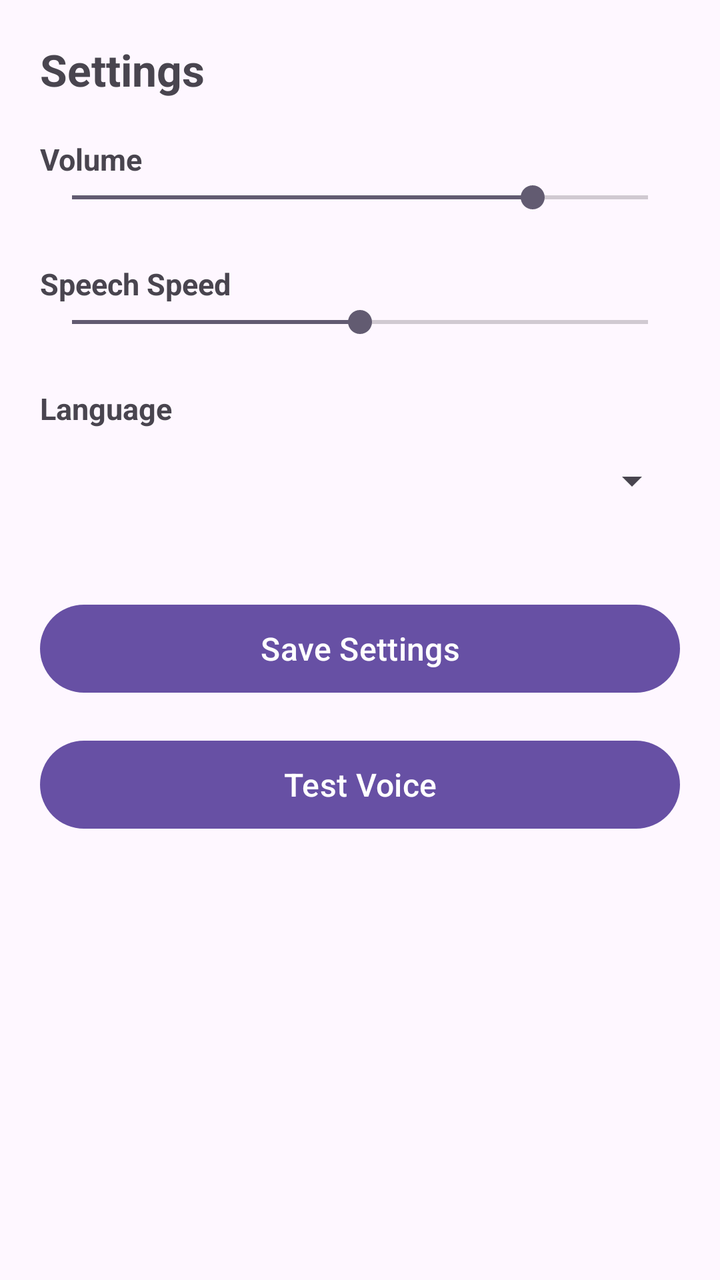
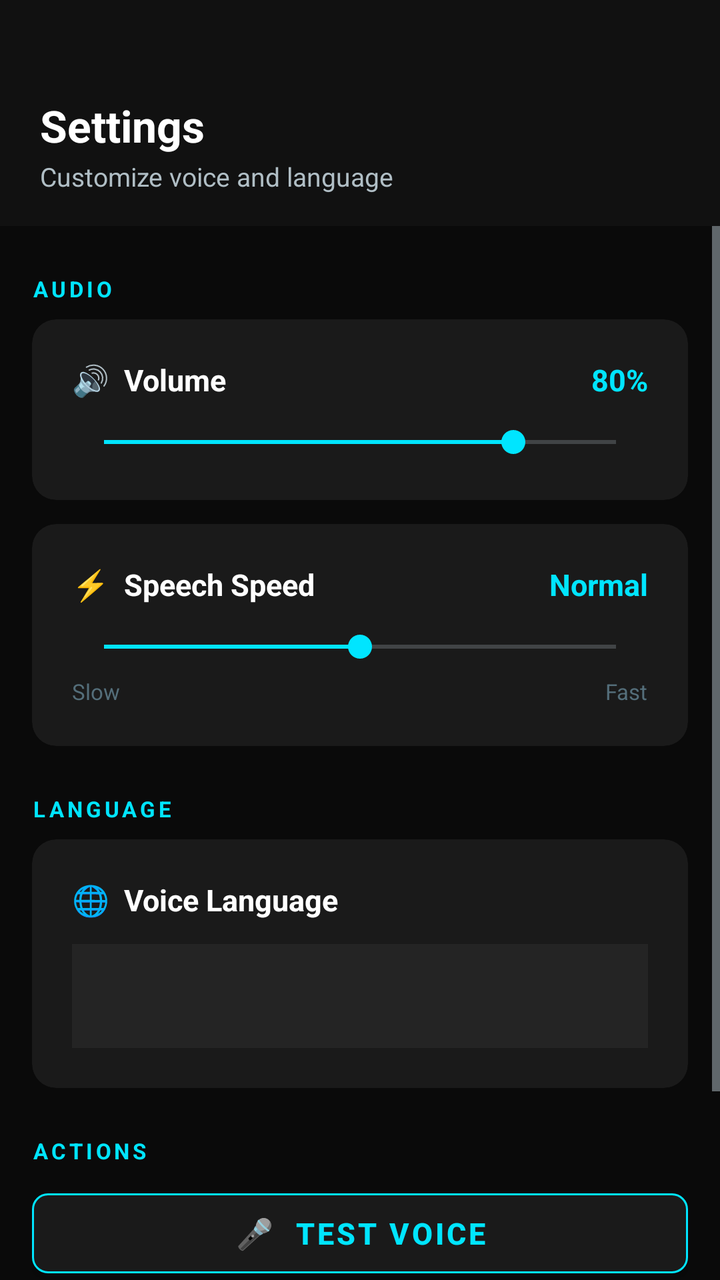

Compare the two renders of this Android layout. The source of the first and the diff that turns it into the second are given below.
<!-- AndroidManifest.xml: application theme Theme.SeeForYou -->
<!-- res/layout/fragment_settings.xml -->
<?xml version="1.0" encoding="utf-8"?>
<ScrollView
    xmlns:android="http://schemas.android.com/apk/res/android"
    android:layout_width="match_parent"
    android:layout_height="match_parent">

    <LinearLayout
        android:layout_width="match_parent"
        android:layout_height="wrap_content"
        android:orientation="vertical"
        android:padding="20dp">

        <TextView
            android:layout_width="wrap_content"
            android:layout_height="wrap_content"
            android:text="Settings"
            android:textSize="22sp"
            android:textStyle="bold"
            android:paddingBottom="20dp"/>

        <TextView
            android:layout_width="wrap_content"
            android:layout_height="wrap_content"
            android:text="Volume"
            android:textSize="15sp"
            android:textStyle="bold"/>

        <SeekBar
            android:id="@+id/sb_volume"
            android:layout_width="match_parent"
            android:layout_height="wrap_content"
            android:max="100"
            android:progress="80"
            android:layout_marginBottom="24dp"/>

        <TextView
            android:layout_width="wrap_content"
            android:layout_height="wrap_content"
            android:text="Speech Speed"
            android:textSize="15sp"
            android:textStyle="bold"/>

        <SeekBar
            android:id="@+id/sb_speed"
            android:layout_width="match_parent"
            android:layout_height="wrap_content"
            android:max="10"
            android:progress="5"
            android:layout_marginBottom="24dp"/>

        <TextView
            android:layout_width="wrap_content"
            android:layout_height="wrap_content"
            android:text="Language"
            android:textSize="15sp"
            android:textStyle="bold"/>

        <Spinner
            android:id="@+id/spinner_language"
            android:layout_width="match_parent"
            android:layout_height="52dp"
            android:layout_marginBottom="32dp"/>

        <Button
            android:id="@+id/btn_save_settings"
            android:layout_width="match_parent"
            android:layout_height="52dp"
            android:text="Save Settings"
            android:textSize="16sp"
            android:layout_marginBottom="16dp"/>

        <Button
            android:id="@+id/btn_test_voice"
            android:layout_width="match_parent"
            android:layout_height="52dp"
            android:text="Test Voice"
            android:textSize="16sp"/>

    </LinearLayout>

</ScrollView>
<!-- resources referenced by this layout -->
<resources>
  <style name="Theme.SeeForYou" parent="Base.Theme.SeeForYou" />
  <style name="Base.Theme.SeeForYou" parent="Theme.Material3.DayNight.NoActionBar">
          
          
      </style>
</resources>

<!-- the commit's change to res/layout/fragment_settings.xml (unified diff, before → after) -->
@@ -1,81 +1,281 @@
 <?xml version="1.0" encoding="utf-8"?>
-<ScrollView
+<LinearLayout
     xmlns:android="http://schemas.android.com/apk/res/android"
+    xmlns:app="http://schemas.android.com/apk/res-auto"
     android:layout_width="match_parent"
-    android:layout_height="match_parent">
-
+    android:layout_height="match_parent"
+    android:orientation="vertical"
+    android:background="@color/bg_primary">
+
+    
     <LinearLayout
         android:layout_width="match_parent"
         android:layout_height="wrap_content"
-        android:orientation="vertical"
-        android:padding="20dp">
+        android:background="@color/bg_nav"
+        android:paddingTop="48dp"
+        android:paddingBottom="16dp"
+        android:paddingHorizontal="20dp"
+        android:orientation="vertical">
 
         <TextView
             android:layout_width="wrap_content"
             android:layout_height="wrap_content"
             android:text="Settings"
+            android:textColor="@color/text_primary"
             android:textSize="22sp"
-            android:textStyle="bold"
-            android:paddingBottom="20dp"/>
+            android:textStyle="bold"/>
 
         <TextView
             android:layout_width="wrap_content"
             android:layout_height="wrap_content"
-            android:text="Volume"
-            android:textSize="15sp"
-            android:textStyle="bold"/>
-
-        <SeekBar
-            android:id="@+id/sb_volume"
+            android:text="Customize voice and language"
+            android:textColor="@color/text_secondary"
+            android:textSize="13sp"
+            android:layout_marginTop="2dp"/>
+
+    </LinearLayout>
+
+    <ScrollView
+        android:layout_width="match_parent"
+        android:layout_height="match_parent">
+
+        <LinearLayout
             android:layout_width="match_parent"
             android:layout_height="wrap_content"
-            android:max="100"
-            android:progress="80"
-            android:layout_marginBottom="24dp"/>
-
-        <TextView
-            android:layout_width="wrap_content"
-            android:layout_height="wrap_content"
-            android:text="Speech Speed"
-            android:textSize="15sp"
-            android:textStyle="bold"/>
-
-        <SeekBar
-            android:id="@+id/sb_speed"
-            android:layout_width="match_parent"
-            android:layout_height="wrap_content"
-            android:max="10"
-            android:progress="5"
-            android:layout_marginBottom="24dp"/>
-
-        <TextView
-            android:layout_width="wrap_content"
-            android:layout_height="wrap_content"
-            android:text="Language"
-            android:textSize="15sp"
-            android:textStyle="bold"/>
-
-        <Spinner
-            android:id="@+id/spinner_language"
-            android:layout_width="match_parent"
-            android:layout_height="52dp"
-            android:layout_marginBottom="32dp"/>
-
-        <Button
-            android:id="@+id/btn_save_settings"
-            android:layout_width="match_parent"
-            android:layout_height="52dp"
-            android:text="Save Settings"
-            android:textSize="16sp"
-            android:layout_marginBottom="16dp"/>
-
-        <Button
-            android:id="@+id/btn_test_voice"
-            android:layout_width="match_parent"
-            android:layout_height="52dp"
-            android:text="Test Voice"
-            android:textSize="16sp"/>
-
-    </LinearLayout>
-
-</ScrollView>
+            android:orientation="vertical"
+            android:padding="16dp">
+
+            
+            <TextView
+                android:layout_width="wrap_content"
+                android:layout_height="wrap_content"
+                android:text="AUDIO"
+                android:textColor="@color/primary"
+                android:textSize="11sp"
+                android:textStyle="bold"
+                android:letterSpacing="0.15"
+                android:layout_marginBottom="8dp"
+                android:layout_marginTop="8dp"/>
+
+            
+            <androidx.cardview.widget.CardView
+                android:layout_width="match_parent"
+                android:layout_height="wrap_content"
+                android:layout_marginBottom="12dp"
+                app:cardCornerRadius="12dp"
+                app:cardBackgroundColor="@color/bg_surface"
+                app:cardElevation="0dp">
+
+                <LinearLayout
+                    android:layout_width="match_parent"
+                    android:layout_height="wrap_content"
+                    android:orientation="vertical"
+                    android:padding="20dp">
+
+                    <LinearLayout
+                        android:layout_width="match_parent"
+                        android:layout_height="wrap_content"
+                        android:orientation="horizontal"
+                        android:layout_marginBottom="12dp">
+
+                        <TextView
+                            android:layout_width="0dp"
+                            android:layout_height="wrap_content"
+                            android:layout_weight="1"
+                            android:text="🔊  Volume"
+                            android:textColor="@color/text_primary"
+                            android:textSize="15sp"
+                            android:textStyle="bold"/>
+
+                        <TextView
+                            android:id="@+id/tv_volume_value"
+                            android:layout_width="wrap_content"
+                            android:layout_height="wrap_content"
+                            android:text="80%"
+                            android:textColor="@color/primary"
+                            android:textSize="15sp"
+                            android:textStyle="bold"/>
+
+                    </LinearLayout>
+
+                    <SeekBar
+                        android:id="@+id/sb_volume"
+                        android:layout_width="match_parent"
+                        android:layout_height="wrap_content"
+                        android:max="100"
+                        android:progress="80"
+                        android:progressTint="@color/primary"
+                        android:thumbTint="@color/primary"/>
+
+                </LinearLayout>
+
+            </androidx.cardview.widget.CardView>
+
+            
+            <androidx.cardview.widget.CardView
+                android:layout_width="match_parent"
+                android:layout_height="wrap_content"
+                android:layout_marginBottom="24dp"
+                app:cardCornerRadius="12dp"
+                app:cardBackgroundColor="@color/bg_surface"
+                app:cardElevation="0dp">
+
+                <LinearLayout
+                    android:layout_width="match_parent"
+                    android:layout_height="wrap_content"
+                    android:orientation="vertical"
+                    android:padding="20dp">
+
+                    <LinearLayout
+                        android:layout_width="match_parent"
+                        android:layout_height="wrap_content"
+                        android:orientation="horizontal"
+                        android:layout_marginBottom="12dp">
+
+                        <TextView
+                            android:layout_width="0dp"
+                            android:layout_height="wrap_content"
+                            android:layout_weight="1"
+                            android:text="⚡  Speech Speed"
+                            android:textColor="@color/text_primary"
+                            android:textSize="15sp"
+                            android:textStyle="bold"/>
+
+                        <TextView
+                            android:id="@+id/tv_speed_value"
+                            android:layout_width="wrap_content"
+                            android:layout_height="wrap_content"
+                            android:text="Normal"
+                            android:textColor="@color/primary"
+                            android:textSize="15sp"
+                            android:textStyle="bold"/>
+
+                    </LinearLayout>
+
+                    <SeekBar
+                        android:id="@+id/sb_speed"
+                        android:layout_width="match_parent"
+                        android:layout_height="wrap_content"
+                        android:max="10"
+                        android:progress="5"
+                        android:progressTint="@color/primary"
+                        android:thumbTint="@color/primary"/>
+
+                    
+                    <LinearLayout
+                        android:layout_width="match_parent"
+                        android:layout_height="wrap_content"
+                        android:orientation="horizontal"
+                        android:layout_marginTop="6dp">
+
+                        <TextView
+                            android:layout_width="0dp"
+                            android:layout_height="wrap_content"
+                            android:layout_weight="1"
+                            android:text="Slow"
+                            android:textColor="@color/text_hint"
+                            android:textSize="11sp"/>
+
+                        <TextView
+                            android:layout_width="wrap_content"
+                            android:layout_height="wrap_content"
+                            android:text="Fast"
+                            android:textColor="@color/text_hint"
+                            android:textSize="11sp"/>
+
+                    </LinearLayout>
+
+                </LinearLayout>
+
+            </androidx.cardview.widget.CardView>
+
+            
+            <TextView
+                android:layout_width="wrap_content"
+                android:layout_height="wrap_content"
+                android:text="LANGUAGE"
+                android:textColor="@color/primary"
+                android:textSize="11sp"
+                android:textStyle="bold"
+                android:letterSpacing="0.15"
+                android:layout_marginBottom="8dp"/>
+
+            
+            <androidx.cardview.widget.CardView
+                android:layout_width="match_parent"
+                android:layout_height="wrap_content"
+                android:layout_marginBottom="24dp"
+                app:cardCornerRadius="12dp"
+                app:cardBackgroundColor="@color/bg_surface"
+                app:cardElevation="0dp">
+
+                <LinearLayout
+                    android:layout_width="match_parent"
+                    android:layout_height="wrap_content"
+                    android:orientation="vertical"
+                    android:padding="20dp">
+
+                    <TextView
+                        android:layout_width="wrap_content"
+                        android:layout_height="wrap_content"
+                        android:text="🌐  Voice Language"
+                        android:textColor="@color/text_primary"
+                        android:textSize="15sp"
+                        android:textStyle="bold"
+                        android:layout_marginBottom="12dp"/>
+
+                    <Spinner
+                        android:id="@+id/spinner_language"
+                        android:layout_width="match_parent"
+                        android:layout_height="52dp"
+                        android:background="@color/bg_surface_elevated"
+                        android:paddingHorizontal="12dp"/>
+
+                </LinearLayout>
+
+            </androidx.cardview.widget.CardView>
+
+            
+            <TextView
+                android:layout_width="wrap_content"
+                android:layout_height="wrap_content"
+                android:text="ACTIONS"
+                android:textColor="@color/primary"
+                android:textSize="11sp"
+                android:textStyle="bold"
+                android:letterSpacing="0.15"
+                android:layout_marginBottom="8dp"/>
+
+            
+            <com.google.android.material.button.MaterialButton
+                android:id="@+id/btn_test_voice"
+                android:layout_width="match_parent"
+                android:layout_height="52dp"
+                android:layout_marginBottom="12dp"
+                android:text="🎤  Test Voice"
+                android:textSize="15sp"
+                android:textStyle="bold"
+                android:textColor="@color/primary"
+                app:backgroundTint="@color/bg_surface"
+                app:strokeColor="@color/primary"
+                app:strokeWidth="1dp"
+                app:cornerRadius="8dp"/>
+
+            
+            <com.google.android.material.button.MaterialButton
+                android:id="@+id/btn_save_settings"
+                android:layout_width="match_parent"
+                android:layout_height="52dp"
+                android:layout_marginBottom="32dp"
+                android:text="✅  Save Settings"
+                android:textSize="15sp"
+                android:textStyle="bold"
+                android:textColor="@color/bg_primary"
+                app:backgroundTint="@color/primary"
+                app:cornerRadius="8dp"/>
+
+        </LinearLayout>
+
+    </ScrollView>
+
+</LinearLayout>
<!-- resource entries referenced after the edit -->
@@ -1,9 +1,43 @@
 <!-- resources referenced by this layout -->
 <resources>
-  <style name="Theme.SeeForYou" parent="Base.Theme.SeeForYou" />
-  <style name="Base.Theme.SeeForYou" parent="Theme.Material3.DayNight.NoActionBar">
+  <color name="bg_nav">#111111</color>
+  <color name="bg_primary">#0A0A0A</color>
+  <color name="bg_surface">#1A1A1A</color>
+  <color name="bg_surface_elevated">#242424</color>
+  <color name="primary">#00E5FF</color>
+  <color name="text_hint">#546E7A</color>
+  <color name="text_primary">#FFFFFF</color>
+  <color name="text_secondary">#B0BEC5</color>
+  <style name="Theme.SeeForYou" parent="Theme.MaterialComponents.DayNight.NoActionBar">
           
+          <item name="android:windowBackground">@color/bg_primary</item>
+          <item name="android:colorBackground">@color/bg_primary</item>
+  
           
+          <item name="colorPrimary">@color/primary</item>
+          <item name="colorPrimaryDark">@color/primary_dark</item>
+          <item name="colorAccent">@color/primary</item>
+  
+          
+          <item name="android:textColorPrimary">@color/text_primary</item>
+          <item name="android:textColorSecondary">@color/text_secondary</item>
+          <item name="android:textColorHint">@color/text_hint</item>
+  
+          
+          <item name="android:statusBarColor">@color/bg_nav</item>
+          <item name="android:windowLightStatusBar">false</item>
+  
+          
+          <item name="android:navigationBarColor">@color/bg_nav</item>
+  
+          
+          <item name="bottomNavigationStyle">@style/BottomNavStyle</item>
+      </style>
+  <color name="primary_dark">#0097A7</color>
+  <style name="BottomNavStyle" parent="Widget.MaterialComponents.BottomNavigationView">
+          <item name="android:background">@color/bg_nav</item>
+          <item name="itemIconTint">@color/nav_selector</item>
+          <item name="itemTextColor">@color/nav_selector</item>
       </style>
 </resources>
 
